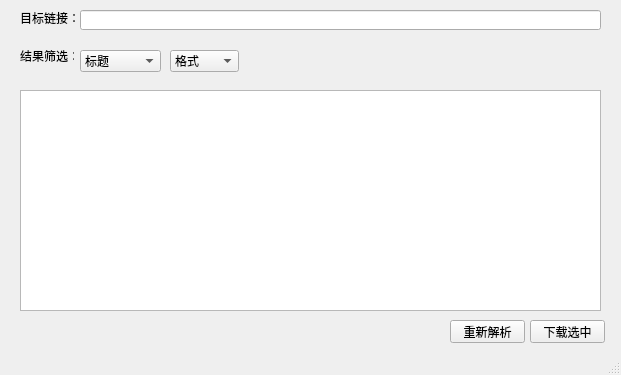
Before: the Qt Designer form ui/parsedwindow.ui in wuyue92tree/nice-you-get, drawn with Qt 5.
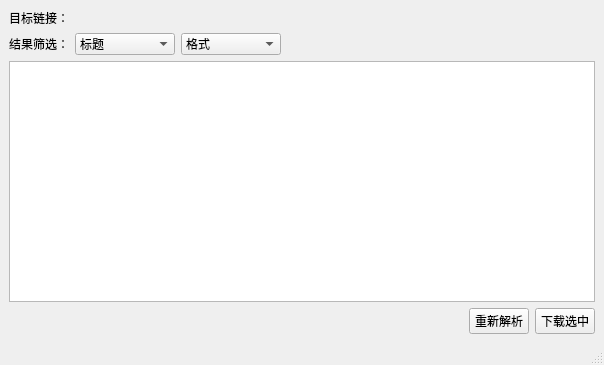
After: the same form once the commit is applied.

```diff
--- a/ui/parsedwindow.ui
+++ b/ui/parsedwindow.ui
@@ -6,97 +6,70 @@
    <rect>
     <x>0</x>
     <y>0</y>
-    <width>621</width>
-    <height>375</height>
+    <width>604</width>
+    <height>365</height>
    </rect>
   </property>
   <property name="windowTitle">
    <string>解析下载</string>
   </property>
   <widget class="QWidget" name="centralwidget">
-   <widget class="QTableWidget" name="parsedTableWidget">
-    <property name="geometry">
-     <rect>
-      <x>20</x>
-      <y>90</y>
-      <width>581</width>
-      <height>221</height>
-     </rect>
-    </property>
-   </widget>
-   <widget class="QPushButton" name="downloadSelectedPushButton">
-    <property name="geometry">
-     <rect>
-      <x>530</x>
-      <y>320</y>
-      <width>75</width>
-      <height>23</height>
-     </rect>
-    </property>
-    <property name="text">
-     <string>下载选中</string>
-    </property>
-   </widget>
+   <layout class="QGridLayout" name="gridLayout">
+    <item row="0" column="0">
+     <layout class="QHBoxLayout" name="horizontalLayout">
+      <item>
    <widget class="QLabel" name="linkLabel">
-    <property name="geometry">
-     <rect>
-      <x>20</x>
-      <y>10</y>
-      <width>61</width>
-      <height>16</height>
-     </rect>
+        <property name="maximumSize">
+         <size>
+          <width>60</width>
+          <height>40</height>
+         </size>
     </property>
     <property name="text">
      <string>目标链接：</string>
     </property>
    </widget>
-   <widget class="QLineEdit" name="linkLineEdit">
-    <property name="geometry">
-     <rect>
-      <x>80</x>
-      <y>10</y>
-      <width>521</width>
-      <height>20</height>
-     </rect>
-    </property>
-    <property name="readOnly">
-     <bool>true</bool>
-    </property>
-   </widget>
-   <widget class="QPushButton" name="reparsePushButton">
-    <property name="geometry">
-     <rect>
-      <x>450</x>
-      <y>320</y>
-      <width>75</width>
-      <height>23</height>
-     </rect>
-    </property>
+      </item>
+      <item>
+       <widget class="QLabel" name="linkValueLabel">
     <property name="text">
-     <string>重新解析</string>
-    </property>
-   </widget>
+         <string/>
+        </property>
+       </widget>
+      </item>
+     </layout>
+    </item>
+    <item row="1" column="0">
+     <layout class="QHBoxLayout" name="horizontalLayout_2">
+      <item>
    <widget class="QLabel" name="label">
-    <property name="geometry">
-     <rect>
-      <x>20</x>
-      <y>50</y>
-      <width>54</width>
-      <height>12</height>
-     </rect>
+        <property name="maximumSize">
+         <size>
+          <width>60</width>
+          <height>40</height>
+         </size>
+        </property>
+        <property name="layoutDirection">
+         <enum>Qt::LeftToRight</enum>
     </property>
     <property name="text">
      <string>结果筛选：</string>
     </property>
    </widget>
+      </item>
+      <item>
    <widget class="QComboBox" name="titleComboBox">
-    <property name="geometry">
-     <rect>
-      <x>80</x>
-      <y>50</y>
-      <width>81</width>
-      <height>22</height>
-     </rect>
+        <property name="minimumSize">
+         <size>
+          <width>100</width>
+          <height>0</height>
+         </size>
+        </property>
+        <property name="maximumSize">
+         <size>
+          <width>100</width>
+          <height>40</height>
+         </size>
     </property>
     <item>
      <property name="text">
@@ -104,14 +77,20 @@
      </property>
     </item>
    </widget>
+      </item>
+      <item>
    <widget class="QComboBox" name="formatComboBox">
-    <property name="geometry">
-     <rect>
-      <x>170</x>
-      <y>50</y>
-      <width>69</width>
-      <height>22</height>
-     </rect>
+        <property name="minimumSize">
+         <size>
+          <width>100</width>
+          <height>0</height>
+         </size>
+        </property>
+        <property name="maximumSize">
+         <size>
+          <width>100</width>
+          <height>40</height>
+         </size>
     </property>
     <item>
      <property name="text">
@@ -119,6 +98,69 @@
      </property>
     </item>
    </widget>
+      </item>
+      <item>
+       <spacer name="horizontalSpacer">
+        <property name="orientation">
+         <enum>Qt::Horizontal</enum>
+        </property>
+        <property name="sizeHint" stdset="0">
+         <size>
+          <width>40</width>
+          <height>20</height>
+         </size>
+        </property>
+       </spacer>
+      </item>
+     </layout>
+    </item>
+    <item row="2" column="0">
+     <widget class="QTableWidget" name="parsedTableWidget"/>
+    </item>
+    <item row="3" column="0">
+     <layout class="QHBoxLayout" name="horizontalLayout_3">
+      <item>
+       <spacer name="horizontalSpacer_2">
+        <property name="orientation">
+         <enum>Qt::Horizontal</enum>
+        </property>
+        <property name="sizeHint" stdset="0">
+         <size>
+          <width>40</width>
+          <height>20</height>
+         </size>
+        </property>
+       </spacer>
+      </item>
+      <item>
+       <widget class="QPushButton" name="reparsePushButton">
+        <property name="maximumSize">
+         <size>
+          <width>60</width>
+          <height>40</height>
+         </size>
+        </property>
+        <property name="text">
+         <string>重新解析</string>
+        </property>
+       </widget>
+      </item>
+      <item>
+       <widget class="QPushButton" name="downloadSelectedPushButton">
+        <property name="maximumSize">
+         <size>
+          <width>60</width>
+          <height>40</height>
+         </size>
+        </property>
+        <property name="text">
+         <string>下载选中</string>
+        </property>
+       </widget>
+      </item>
+     </layout>
+    </item>
+   </layout>
   </widget>
   <widget class="QStatusBar" name="statusbar"/>
  </widget>
```
Lines whose indentation alone changed are shown as unchanged.
